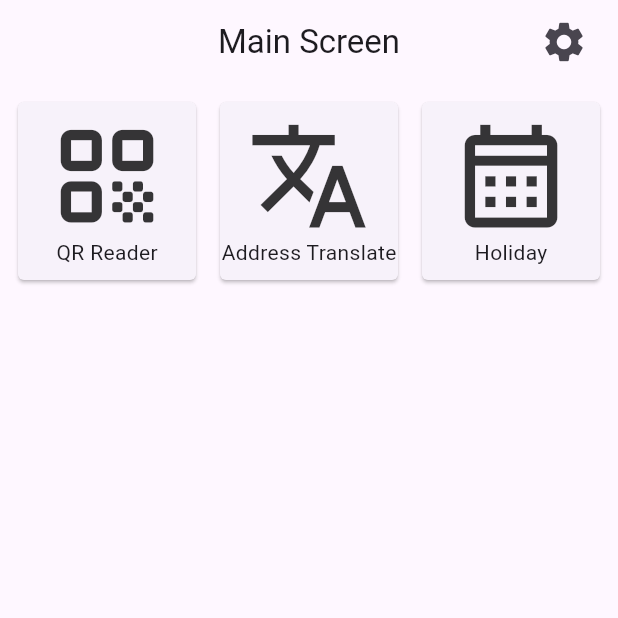
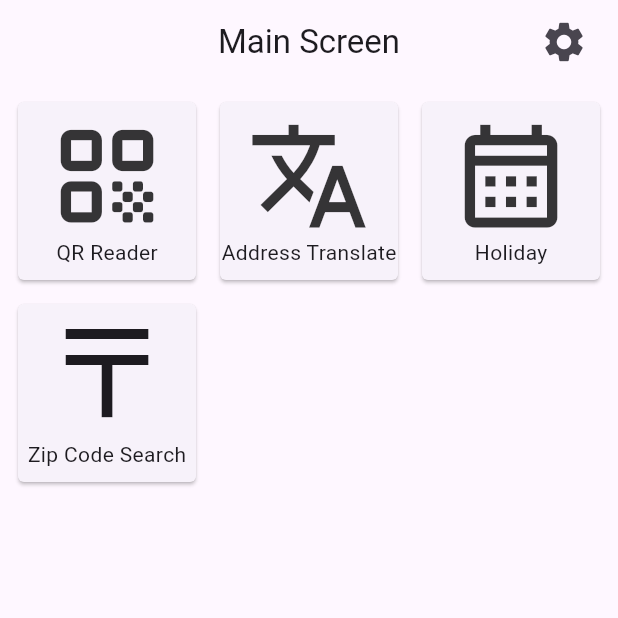
Before and after one commit to jhh78/tool_spot, a Flutter app: the screen it shows after launch, after a tap on "QR Reader", after a tap on the "home" icon, on a phone screen of 412 x 824 dp, the top half of it. Run offline on Flutter 3.47's test engine with Material 3 defaults, Android fonts, the phone set to English and light mode, and no system bars; drawn by our look-alikes of google_mobile_ads, upgrader; our stand-ins replace flutter_dotenv, get, hive, hive_flutter, sqflite, wakelock_plus and 1 more; missing offline and left inert: mobile_scanner; accounts and stored records are empty; network calls fail.

Commit message:
UI작업

```diff
--- a/lib/provider/router.dart
+++ b/lib/provider/router.dart
@@ -7,6 +7,7 @@ const String ROUTER_HOME = 'menu';
 const String ROUTER_QRREADER = 'qrReader';
 const String ROUTER_ADDRESSTRANSLATE = 'addressTranslate';
 const String ROUTER_HOLIDAY_CALENDER = 'holidayCalender';
+const String ROUTER_ZIPCODE_SEARCH = 'zipcodeSearch';
 
 class RouterProvider extends GetxService {
   RxInt screenIndex = 0.obs;
@@ -16,6 +17,7 @@ class RouterProvider extends GetxService {
   final FocusNode addressTranslateFocusNode = FocusNode();
   final FocusNode qrReaderFocusNode = FocusNode();
   final FocusNode holidayCalenderFocusNode = FocusNode();
+  final FocusNode zipcodeSearchFocusNode = FocusNode();
 
   void changeScreen(BuildContext context, String screen) {
     currentScreen.value = screen;
@@ -29,6 +31,8 @@ class RouterProvider extends GetxService {
       FocusScope.of(context).requestFocus(addressTranslateFocusNode);
     } else if (screen == ROUTER_HOLIDAY_CALENDER) {
       FocusScope.of(context).requestFocus(holidayCalenderFocusNode);
+    } else if (screen == ROUTER_ZIPCODE_SEARCH) {
+      FocusScope.of(context).requestFocus(zipcodeSearchFocusNode);
     }
   }
 
@@ -41,6 +45,8 @@ class RouterProvider extends GetxService {
       return "addressTranslate".tr;
     } else if (currentScreen.value == ROUTER_HOLIDAY_CALENDER) {
       return "holidayCalenderTitle".tr;
+    } else if (currentScreen.value == ROUTER_ZIPCODE_SEARCH) {
+      return "zipcodeSearchTitle".tr;
     }
 
     return "---";
--- a/lib/provider/translate_text.dart
+++ b/lib/provider/translate_text.dart
@@ -45,6 +45,11 @@ class TranslateText extends Translations {
           'holidayCalenderNeedCountry': '휴일을 확인하려면 나라를 선택해주세요',
           'holidayCalenderPrev': '작년',
           'holidayCalenderNext': '내년',
+
+          // zip code search
+          'zipcodeSearchTitle': '우편번호검색',
+          'zipcodeSearchHintText': '하이픈(-)을 제외한 숫자만 입력해주세요',
+          'zipcodeSearchHelperText': '우편번호를 입력해주세요',
         },
         'ja_JP': {
           // 공통으로 사용됨
@@ -92,6 +97,11 @@ class TranslateText extends Translations {
           'holidayCalenderNeedCountry': '休日を確認するには国を選択してください',
           'holidayCalenderPrev': '去年',
           'holidayCalenderNext': '来年',
+
+          // zip code search
+          'zipcodeSearchTitle': '郵便番号検索',
+          'zipcodeSearchHintText': 'ハイフン（-）を除いた数字のみを入力してください',
+          'zipcodeSearchHelperText': '郵便番号を入力してください',
         },
         'en_US': {
           // 공통으로 사용됨
@@ -139,6 +149,11 @@ class TranslateText extends Translations {
           'holidayCalenderNeedCountry': 'Please select a country to check the holiday',
           'holidayCalenderPrev': 'Prev',
           'holidayCalenderNext': 'Next',
+
+          // zip code search
+          'zipcodeSearchTitle': 'Zip Code Search',
+          'zipcodeSearchHintText': 'Enter only numbers excluding hyphens (-)',
+          'zipcodeSearchHelperText': 'Enter the zip code',
         },
       };
 }
--- a/lib/screen/main.dart
+++ b/lib/screen/main.dart
@@ -9,6 +9,7 @@ import 'package:life_secretary/provider/vender/ad.dart';
 import 'package:life_secretary/screen/holiday_calender.dart';
 import 'package:life_secretary/screen/qr_reader.dart';
 import 'package:life_secretary/screen/address_translate.dart';
+import 'package:life_secretary/screen/zipcode_search.dart';
 import 'package:life_secretary/util/styles.dart';
 import 'package:life_secretary/widget/menu.dart';
 import 'package:life_secretary/widget/setting_menu.dart';
@@ -31,6 +32,7 @@ class _MainScreenState extends State<MainScreen> {
     ROUTER_QRREADER: () => const QrReaderScreen(),
     ROUTER_ADDRESSTRANSLATE: () => const AddressTranslate(),
     ROUTER_HOLIDAY_CALENDER: () => const HolidayCalenderScreen(),
+    ROUTER_ZIPCODE_SEARCH: () => const ZipcodeSearchScreen(),
   };
 
   @override
--- /dev/null
+++ b/lib/screen/zipcode_search.dart
@@ -0,0 +1,110 @@
+import 'dart:developer';
+
+import 'package:flutter/material.dart';
+import 'package:flutter/services.dart';
+import 'package:get/get.dart';
+import 'package:life_secretary/util/styles.dart';
+
+class ZipcodeSearchScreen extends StatefulWidget {
+  const ZipcodeSearchScreen({super.key});
+
+  @override
+  State<ZipcodeSearchScreen> createState() => _ZipcodeSearchScreenState();
+}
+
+class _ZipcodeSearchScreenState extends State<ZipcodeSearchScreen> {
+  final List<String> _zipCode = [];
+  final TextEditingController _zipCodeController = TextEditingController();
+  bool _isLoading = false;
+  bool _isError = false;
+
+  Future<void> fetchZipcodeResults() async {
+    if (_zipCodeController.text.isEmpty) {
+      setState(() {
+        _isError = true;
+      });
+      return;
+    }
+
+    setState(() {
+      _isError = false;
+      _isLoading = true;
+    });
+
+    await Future.delayed(const Duration(seconds: 1));
+
+    setState(() {
+      _isLoading = false;
+      _zipCode.clear();
+      _zipCode.addAll(['12345', '67890', '23456', '78901', '23456', '23456', '23456', '23456', '23456', '23456', '23456']);
+    });
+  }
+
+  @override
+  Widget build(BuildContext context) {
+    return Scaffold(
+        body: Padding(
+      padding: const EdgeInsets.all(16.0),
+      child: Column(
+        children: [
+          Row(
+            children: [
+              Expanded(
+                child: TextField(
+                  controller: _zipCodeController,
+                  decoration: InputDecoration(
+                    labelText: 'zipcodeSearchHelperText'.tr,
+                    helperText: 'zipcodeSearchHintText'.tr,
+                    error: _isError ? Text('error'.tr) : null,
+                    border: const OutlineInputBorder(),
+                  ),
+                ),
+              ),
+              IconButton(
+                  onPressed: fetchZipcodeResults,
+                  icon: const Icon(
+                    Icons.search,
+                  )),
+            ],
+          ),
+          const SizedBox(height: SPACE_SIZE_16),
+          Expanded(
+            child: renderItem(),
+          ),
+        ],
+      ),
+    ));
+  }
+
+  Widget renderItem() {
+    if (_isLoading) {
+      return const Center(child: CircularProgressIndicator());
+    }
+
+    if (_zipCode.isEmpty) {
+      return Center(child: Text('dataNotFound'.tr));
+    }
+
+    return ListView.separated(
+      shrinkWrap: true,
+      itemCount: _zipCode.length,
+      separatorBuilder: (BuildContext context, int index) {
+        return const Divider();
+      },
+      itemBuilder: (BuildContext context, int index) {
+        return ListTile(
+          trailing: IconButton(
+              onPressed: () {
+                Clipboard.setData(ClipboardData(text: _zipCode[index]));
+                Get.snackbar('copiedText'.tr, _zipCode[index]);
+              },
+              icon: const Icon(
+                Icons.copy,
+                size: SPACE_SIZE_32,
+              )),
+          title: Text(_zipCode[index]),
+        );
+      },
+    );
+  }
+}
--- a/lib/widget/menu.dart
+++ b/lib/widget/menu.dart
@@ -1,3 +1,4 @@
+import 'package:flutter/cupertino.dart';
 import 'package:flutter/material.dart';
 import 'package:get/get.dart';
 import 'package:life_secretary/provider/router.dart';
@@ -33,6 +34,12 @@ class MenuScreen extends StatelessWidget {
         callback: () => routerProvider.changeScreen(context, ROUTER_HOLIDAY_CALENDER),
       ),
 
+      MenuCard(
+        descript: 'zipcodeSearchTitle'.tr,
+        emoji: '〒',
+        callback: () => routerProvider.changeScreen(context, ROUTER_ZIPCODE_SEARCH),
+      ),
+
       // TODO: Add the following code to the MenuScreen widget
       // QR작성기능
     ];
--- a/lib/widget/menu_card.dart
+++ b/lib/widget/menu_card.dart
@@ -1,24 +1,28 @@
 import 'package:flutter/material.dart';
 import 'package:get/get.dart';
 import 'package:life_secretary/provider/system.dart';
+import 'package:life_secretary/util/styles.dart';
 import 'package:life_secretary/util/util.dart';
 
 class MenuCard extends StatelessWidget {
   MenuCard({
     super.key,
     required this.descript,
-    required this.icon,
     required this.callback,
     this.isRotate = false,
+    this.icon,
+    this.emoji,
   });
 
   final String descript;
-  final IconData icon;
+  final IconData? icon;
+  final String? emoji;
   final Function callback;
   final bool isRotate;
   final SystemProvider systemProvider = Get.put(SystemProvider());
 
-  Widget renderIcon(BuildContext context) {
+  Widget renderIconCard(BuildContext context) {
+    Widget renderIcon() {
       if (isRotate) {
         return Transform.rotate(
           angle: 90 * 3.1415927 / 180, // 90도 회전 (라디안 단위)
@@ -38,6 +42,37 @@ class MenuCard extends StatelessWidget {
           ));
     }
 
+    return Column(
+      mainAxisAlignment: MainAxisAlignment.center,
+      children: [
+        renderIcon(),
+        Text(
+          descript,
+        ),
+      ],
+    );
+  }
+
+  Widget renderEmojiCard(BuildContext context) {
+    return Column(
+      mainAxisAlignment: MainAxisAlignment.start,
+      crossAxisAlignment: CrossAxisAlignment.center,
+      children: [
+        Text(
+          emoji!,
+          style: TextStyle(
+            fontSize: getIconSize(context),
+            height: SPACE_SIZE_1,
+          ),
+        ),
+        const SizedBox(height: SPACE_SIZE_8),
+        Text(
+          descript,
+        ),
+      ],
+    );
+  }
+
   @override
   Widget build(BuildContext context) {
     return InkWell(
@@ -48,15 +83,7 @@ class MenuCard extends StatelessWidget {
         shape: RoundedRectangleBorder(
           borderRadius: BorderRadius.circular(4.0),
         ),
-        child: Column(
-          mainAxisAlignment: MainAxisAlignment.center,
-          children: [
-            renderIcon(context),
-            Text(
-              descript,
-            ),
-          ],
-        ),
+        child: emoji != null ? renderEmojiCard(context) : renderIconCard(context),
       ),
     );
   }
```
Also changed, not shown: lib/util/styles.dart (+8 -0 lines). Lines whose indentation alone changed are shown as unchanged.
